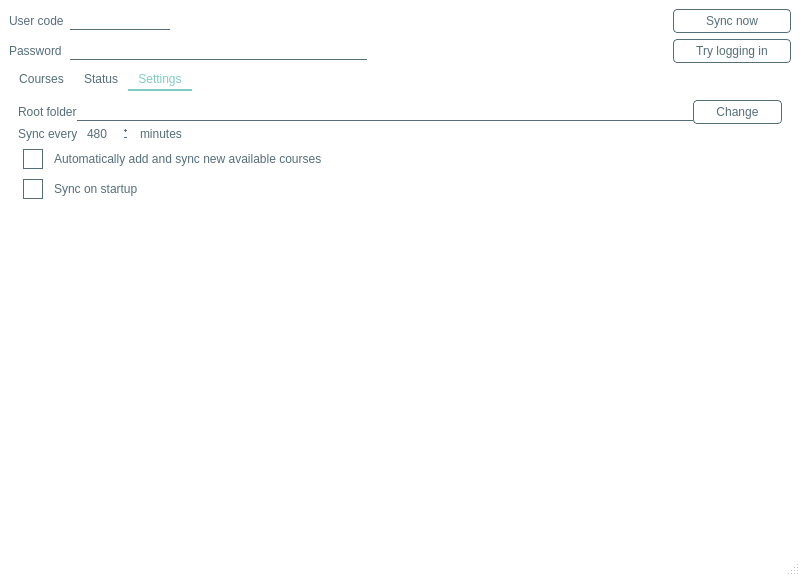
Above: polibeepsync/new_gui.ui from Jacotsu/polibeepsync before the change. Below: the same form after it.
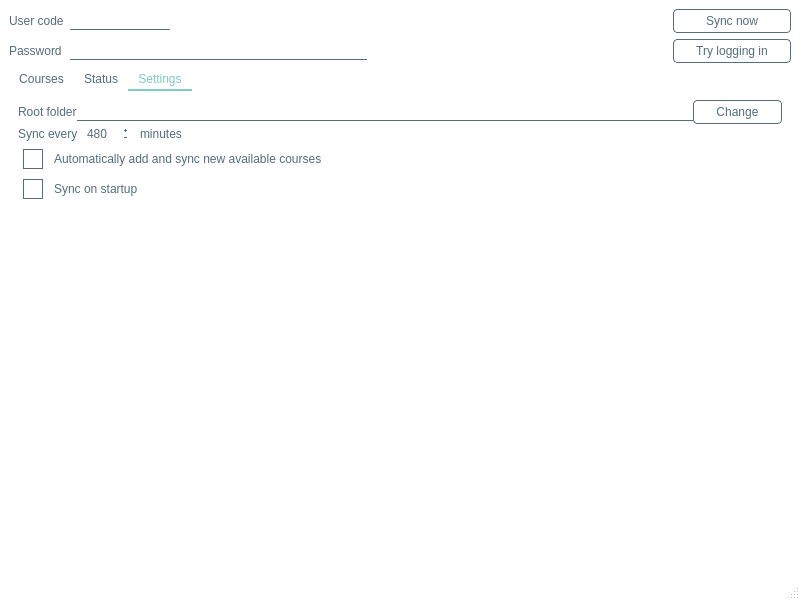
That is the form after the change. Icons and pictures are not drawn.

Commit message:
Enabled window maximization
Fixes #58

The edit to the form file:
```diff
--- a/polibeepsync/new_gui.ui
+++ b/polibeepsync/new_gui.ui
@@ -6,24 +6,21 @@
   <property name="windowModality">
    <enum>Qt::NonModal</enum>
   </property>
+  <property name="enabled">
+   <bool>true</bool>
+  </property>
   <property name="geometry">
    <rect>
     <x>0</x>
     <y>0</y>
     <width>800</width>
-    <height>576</height>
+    <height>600</height>
    </rect>
   </property>
   <property name="minimumSize">
    <size>
     <width>800</width>
-    <height>0</height>
-   </size>
-  </property>
-  <property name="maximumSize">
-   <size>
-    <width>1920</width>
-    <height>1080</height>
+    <height>600</height>
    </size>
   </property>
   <property name="windowTitle">
@@ -500,6 +497,9 @@
 
 </string>
   </property>
+  <property name="toolButtonStyle">
+   <enum>Qt::ToolButtonIconOnly</enum>
+  </property>
   <property name="documentMode">
    <bool>false</bool>
   </property>
```
